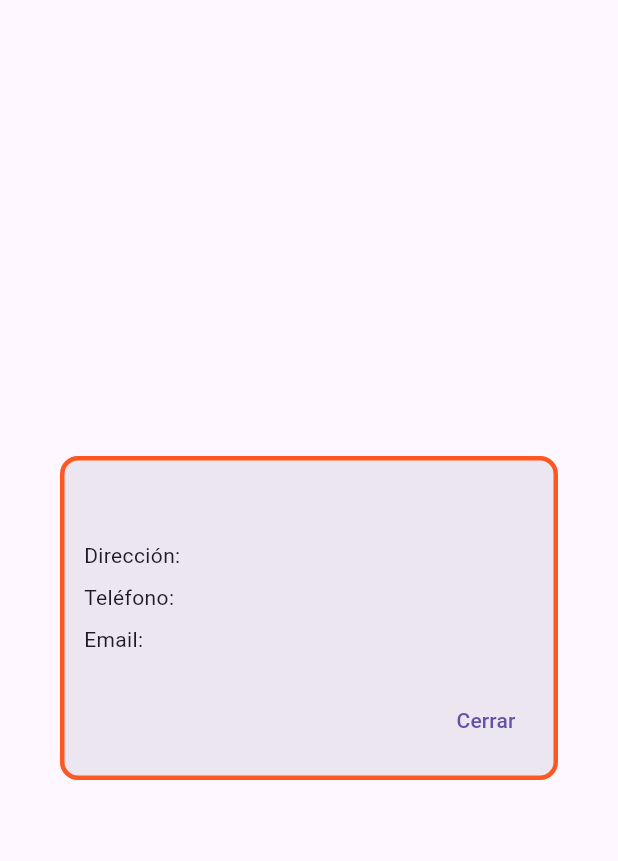
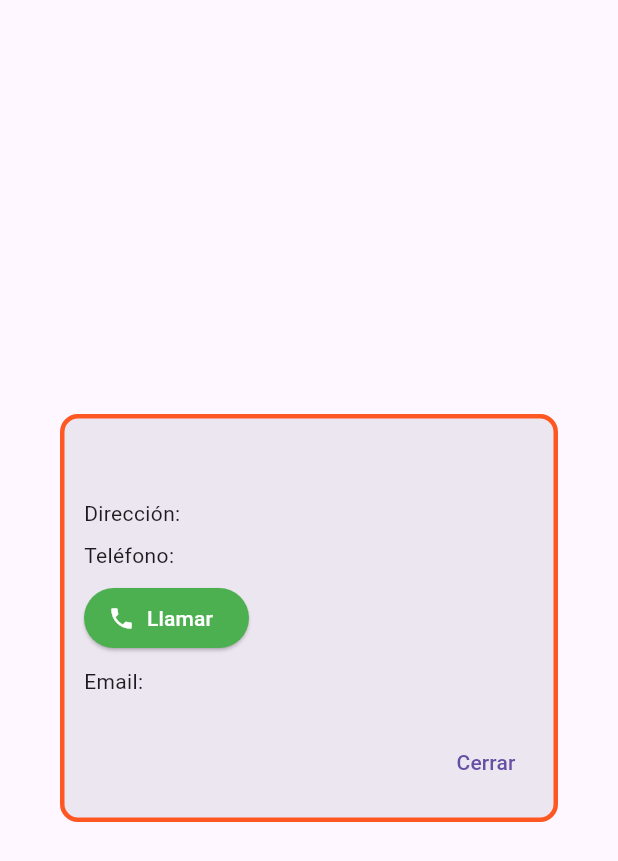
Before and after one commit to oliivares/garage, a Flutter app: the TallerInfoDialog widget shown alone on an empty page, opened directly with empty values, on a phone screen of 412 x 824 dp. Shown: the top 861 px of the screen. Run offline on Flutter 3.47's test engine with Material 3 defaults, Android fonts, the phone set to English and light mode, and no system bars; our stand-ins replace flutter_bloc, flutter_map, geolocator, latlong2, shared_preferences; accounts and stored records are empty; generated files the repository leaves out were written again; network calls fail.

Commit message:
contactoTaller

```diff
--- a/lib/features/location/presentation/widgets/taller_info_dialog.dart
+++ b/lib/features/location/presentation/widgets/taller_info_dialog.dart
@@ -1,10 +1,29 @@
 import 'package:flutter/material.dart';
 import 'package:app_garagex/features/location/data/models/taller.dart';
+import 'package:url_launcher/url_launcher.dart';
 
 class TallerInfoDialog extends StatelessWidget {
   final Taller taller;
 
   const TallerInfoDialog({required this.taller, Key? key}) : super(key: key);
+
+  // Función para lanzar la llamada telefónica
+  void _llamar(BuildContext context, String numero) async {
+    final Uri url = Uri(scheme: 'tel', path: numero);
+
+    try {
+      final bool launched = await launchUrl(url);
+      if (!launched) {
+        ScaffoldMessenger.of(context).showSnackBar(
+          const SnackBar(content: Text('No se pudo iniciar la llamada')),
+        );
+      }
+    } catch (e) {
+      ScaffoldMessenger.of(
+        context,
+      ).showSnackBar(SnackBar(content: Text('Error al intentar llamar: $e')));
+    }
+  }
 
   @override
   Widget build(BuildContext context) {
@@ -16,7 +35,6 @@ class TallerInfoDialog extends StatelessWidget {
       child: Padding(
         padding: const EdgeInsets.all(16.0),
         child: IntrinsicHeight(
-          // para que tome el tamaño justo del contenido
           child: Column(
             mainAxisSize: MainAxisSize.min,
             crossAxisAlignment: CrossAxisAlignment.start,
@@ -30,6 +48,16 @@ class TallerInfoDialog extends StatelessWidget {
               if (taller.telefono != null) ...[
                 const SizedBox(height: 8),
                 Text("Teléfono: ${taller.telefono}"),
+                const SizedBox(height: 8),
+                ElevatedButton.icon(
+                  onPressed: () => _llamar(context, taller.telefono!),
+                  icon: const Icon(Icons.phone),
+                  label: const Text("Llamar"),
+                  style: ElevatedButton.styleFrom(
+                    backgroundColor: Colors.green,
+                    foregroundColor: Colors.white,
+                  ),
+                ),
               ],
               if (taller.email != null) ...[
                 const SizedBox(height: 8),
--- a/pubspec.yaml
+++ b/pubspec.yaml
@@ -11,6 +11,7 @@ dependencies:
   flutter:
     sdk: flutter
 
+  url_launcher: ^6.2.5
   flutter_localizations:
     sdk: flutter
   intl: any
```
Also changed, not shown: pubspec.lock, 6 other files.
